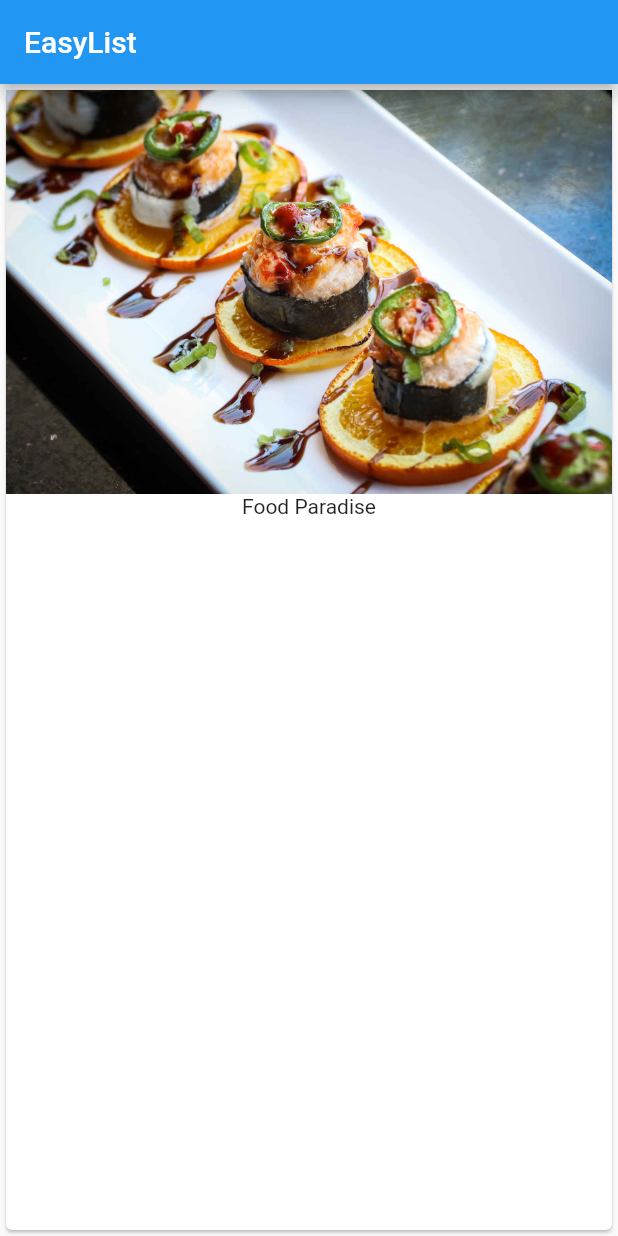
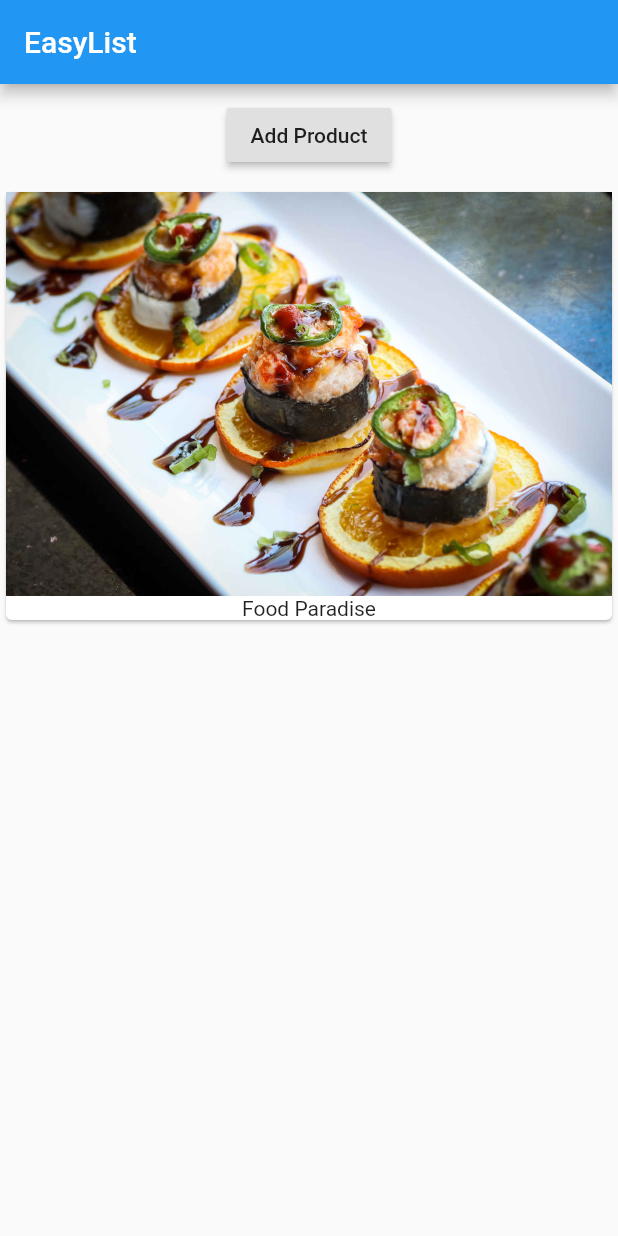
Before and after one commit to quinnter/academind_tutorial, a Flutter app: the screen it shows after launch, on a phone screen of 412 x 824 dp. Run offline on Flutter 3.47's test engine with Material 2 defaults, Android fonts, the phone set to English and light mode, and no system bars.

Commit message:
created container with a raisedButton widget

```diff
--- a/lib/main.dart
+++ b/lib/main.dart
@@ -5,25 +5,35 @@ void main() => runApp(MyApp());
 //void this method returns nothing
 //void is a type
 
-
 class MyApp extends StatelessWidget {
   @override //annotation, this is a method that overrides another method
 
-  Widget build(BuildContext context) { //Widget + BuildContext is a class defined by flutter package
+  Widget build(BuildContext context) {
+    //Widget + BuildContext is a class defined by flutter package
     return MaterialApp(
       home: Scaffold(
           appBar: AppBar(
             title: Text("EasyList"),
           ),
-        body: Card(
-          child: Column( //whats inside the card
+          body: Column(
+            children: [
+              Container(
+                margin: EdgeInsets.all(10.0),
+                child: RaisedButton(
+                  child: Text("Add Product"),
+                  onPressed: () {},
+                ),
+              ),
+              Card(
+                child: Column(
                   children: <Widget>[
                     Image.asset("assets/food.jpg"),
                     Text("Food Paradise")
                   ],
                 ),
               ),
-      ),
+            ],
+          )),
     );
   } //core root widget, needed in every app
 }
```
Lines whose indentation alone changed are shown as unchanged.
